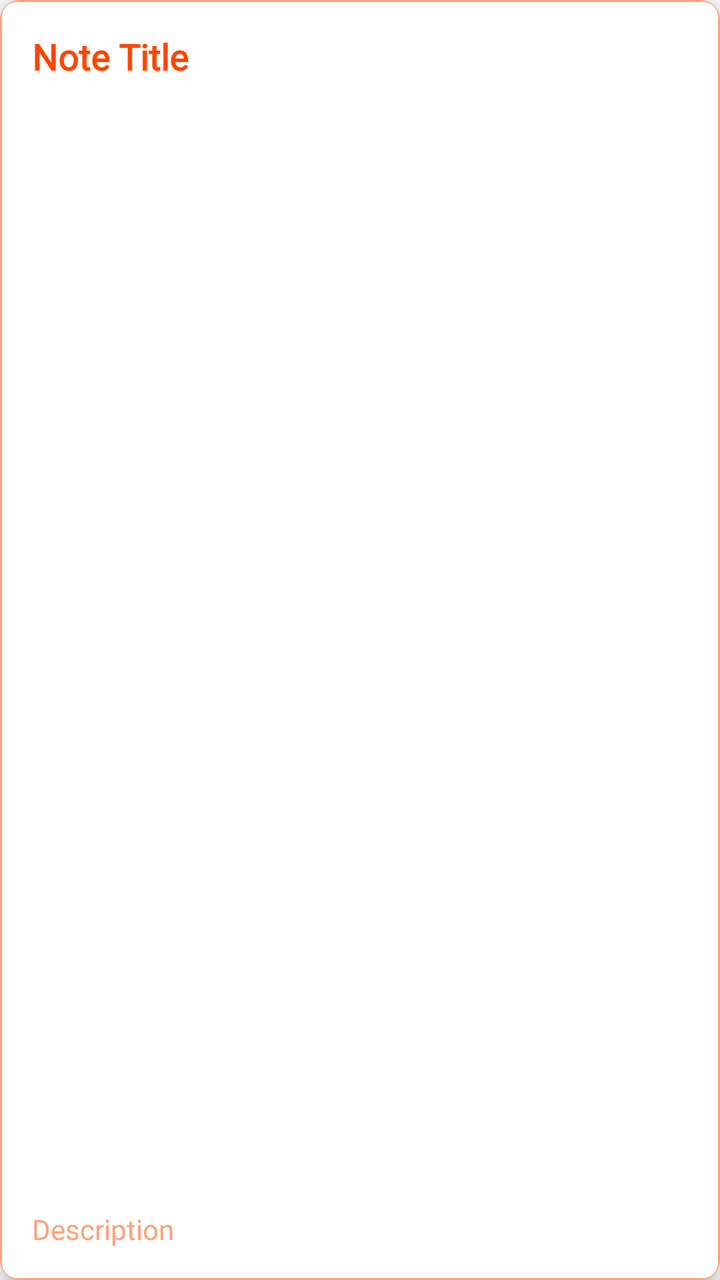
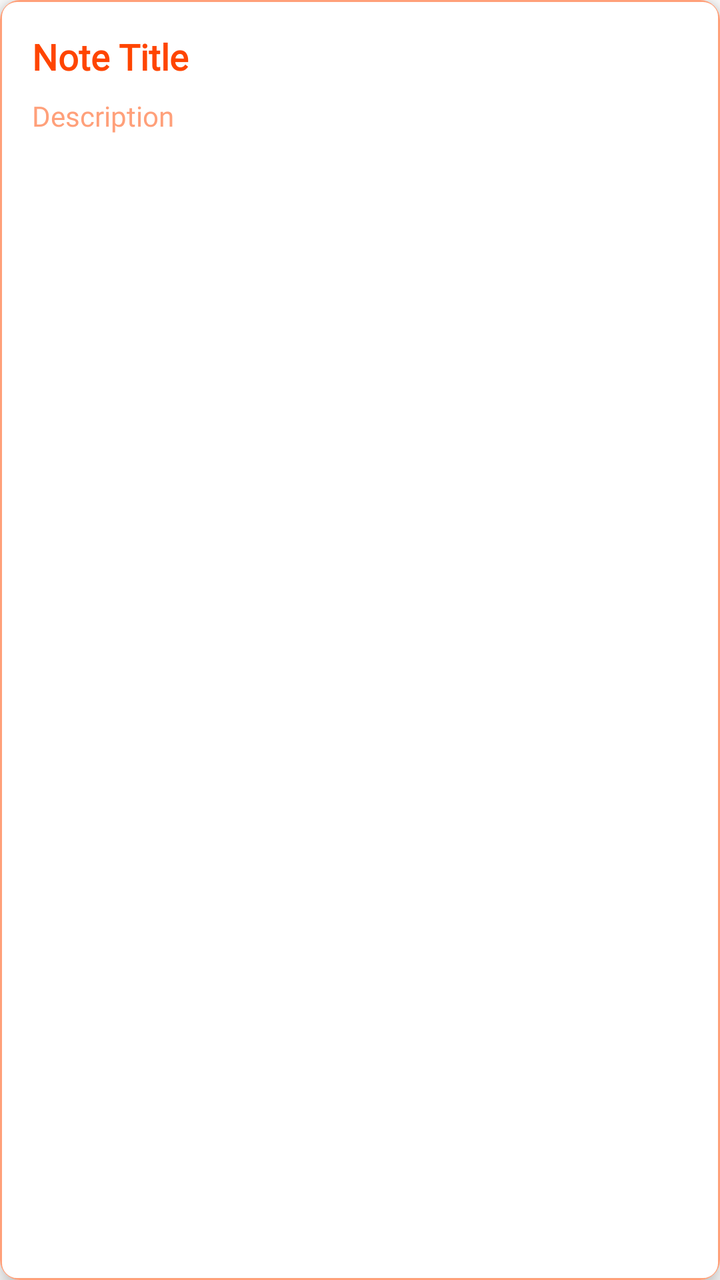

Screens rendered from an Android XML layout before and after an edit, with the pre-edit source and the edit as a unified diff.
<!-- AndroidManifest.xml: application theme Theme.NotesTaker -->
<!-- res/layout/note_layout.xml -->
<?xml version="1.0" encoding="utf-8"?>
<layout xmlns:android="http://schemas.android.com/apk/res/android"
    xmlns:tools="http://schemas.android.com/tools"
    xmlns:app="http://schemas.android.com/apk/res-auto">

    <androidx.cardview.widget.CardView
        android:id="@+id/cardView"
        android:layout_width="match_parent"
        android:layout_height="wrap_content"
        android:layout_margin="8dp"
        app:cardElevation="6dp"
        app:cardCornerRadius="10dp">

        <LinearLayout
            android:layout_width="match_parent"
            android:layout_height="match_parent"
            android:orientation="vertical"
            android:background="@drawable/border"
            android:padding="16dp">

            <TextView
                android:layout_width="match_parent"
                android:layout_height="0dp"
                android:id="@+id/noteTitle"
                android:layout_weight="200"
                android:textColor="@color/orangeRed"
                android:fontFamily="@font/poppins"
                android:text="Note Title"
                android:textStyle="bold"
                android:textSize="18sp"/>

            <TextView
                android:layout_width="match_parent"
                android:layout_height="wrap_content"
                android:id="@+id/noteDesc"
                android:layout_marginTop="8dp"
                android:maxHeight="170dp"
                android:text="Description"
                android:textSize="14sp"
                android:fontFamily="@font/poppins"
                android:textColor="@color/lightSalmon"/>

            <LinearLayout
                android:id="@+id/actionRibbon"
                android:layout_width="match_parent"
                android:layout_height="wrap_content"
                android:layout_marginTop="8dp"
                android:orientation="horizontal"
                android:gravity="end"
                android:visibility="gone"
                tools:visibility="visible">
                
            </LinearLayout>

        </LinearLayout>

    </androidx.cardview.widget.CardView>


</layout>
<!-- resources referenced by this layout -->
<resources>
  <color name="lightSalmon">#FFA07A</color>
  <color name="orangeRed">#FF4500</color>
  <!-- drawable border (drawable) -->
  <?xml version="1.0" encoding="utf-8"?>
  <shape xmlns:android="http://schemas.android.com/apk/res/android"
  
     android:shape="rectangle">
  
      <stroke
          android:color="@color/lightSalmon"
          android:width="1dp"/>
  
      <corners
          android:radius="8dp"/>
  </shape>
  <style name="Theme.NotesTaker" parent="Base.Theme.NotesTaker" />
  <style name="Base.Theme.NotesTaker" parent="Theme.MaterialComponents.DayNight.DarkActionBar">
          
           <item name="colorPrimary">@color/lightSalmon</item>
           <item name="colorPrimaryVariant">@color/lightSalmon</item>
           <item name="colorOnPrimary">@color/white</item>
  
          //secondary color
          <item name="colorSecondary">@color/lightSalmon</item>
          <item name="colorSecondaryVariant">@color/lightSalmon</item>
          <item name="colorOnSecondary">@color/black</item>
  
          //status bar color
          <item name="android:statusBarColor">?attr/colorPrimaryVariant</item>
  
      </style>
  <color name="white">#FFFFFFFF</color>
  <color name="black">#FF000000</color>
</resources>

<!-- the commit's change to res/layout/note_layout.xml (unified diff, before → after) -->
@@ -20,9 +20,8 @@
 
             <TextView
                 android:layout_width="match_parent"
-                android:layout_height="0dp"
+                android:layout_height="wrap_content"
                 android:id="@+id/noteTitle"
-                android:layout_weight="200"
                 android:textColor="@color/orangeRed"
                 android:fontFamily="@font/poppins"
                 android:text="Note Title"
@@ -49,7 +48,7 @@
                 android:gravity="end"
                 android:visibility="gone"
                 tools:visibility="visible">
-                
+
             </LinearLayout>
 
         </LinearLayout>
